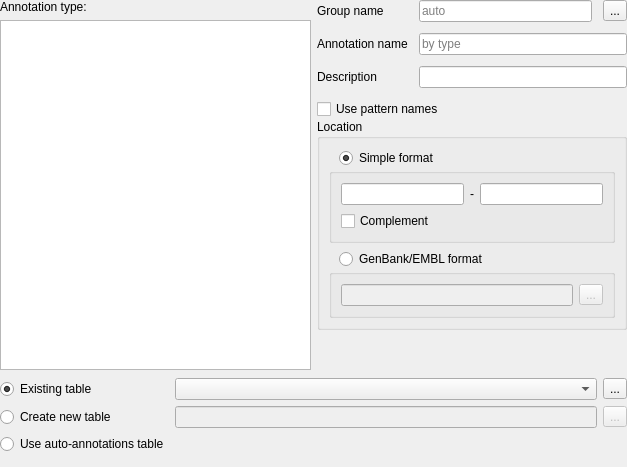
This is src/corelibs/U2Gui/src/util/ui/CreateAnnotationFullWidget.ui in violethaze74/ugene as Qt 5 draws it before an edit. The edited form follows.
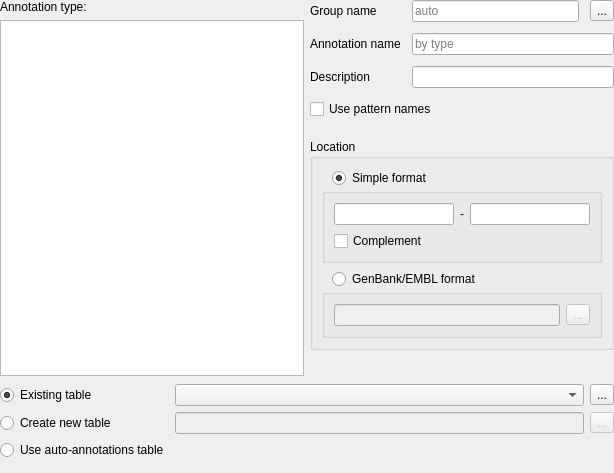
This is the edited form. Icons and pictures are not drawn.

Commit message: A minor GUI fix: a spacer in a "Create annotation" widget.

Diff of the .ui file:
```diff
--- a/src/corelibs/U2Gui/src/util/ui/CreateAnnotationFullWidget.ui
+++ b/src/corelibs/U2Gui/src/util/ui/CreateAnnotationFullWidget.ui
@@ -6,8 +6,8 @@
    <rect>
     <x>0</x>
     <y>0</y>
-    <width>627</width>
-    <height>467</height>
+    <width>614</width>
+    <height>473</height>
    </rect>
   </property>
   <property name="sizePolicy">
@@ -68,6 +68,9 @@
        </property>
        <item>
         <layout class="QVBoxLayout" name="parametersLayout">
+         <property name="spacing">
+          <number>20</number>
+         </property>
          <property name="sizeConstraint">
           <enum>QLayout::SetMinAndMaxSize</enum>
          </property>
```
Left out of the diff: 11 changed lines with no effect on the pictures.
